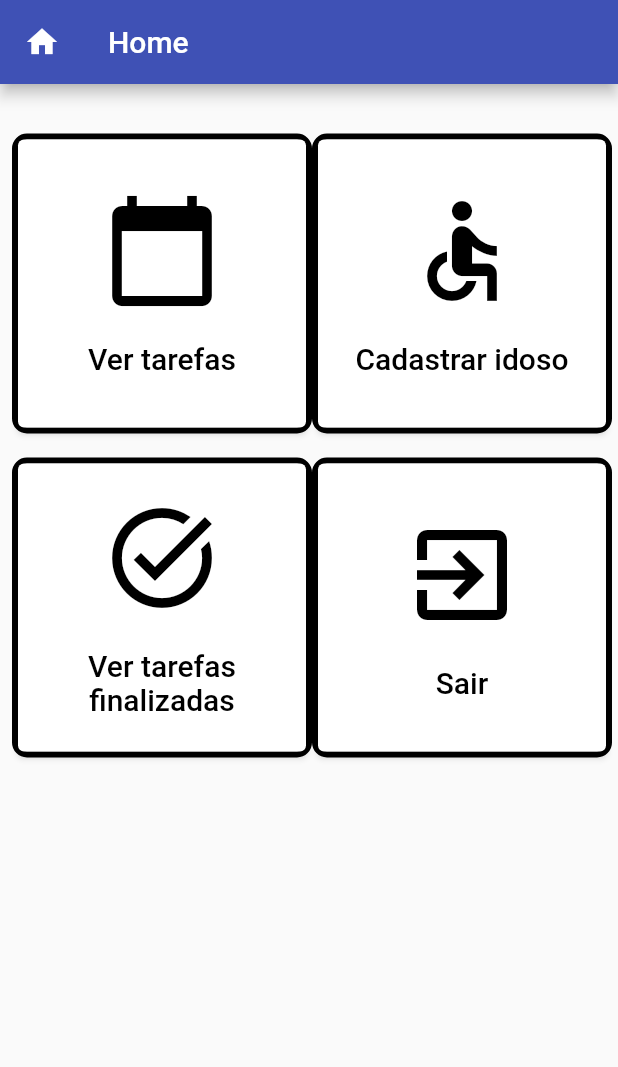
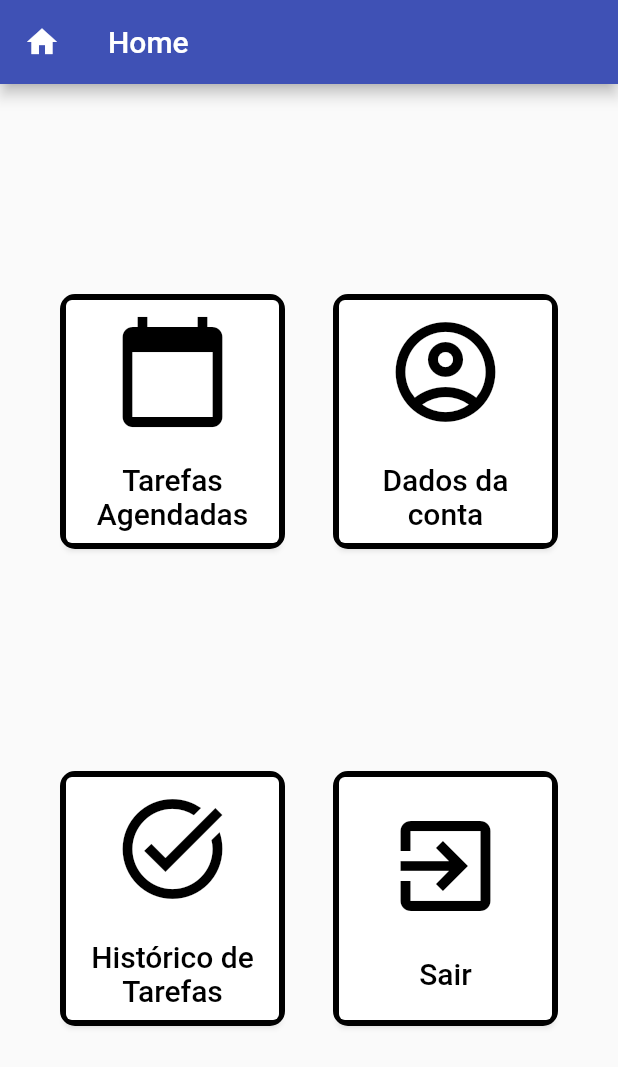
Before and after one commit to luisjr00/TCC_IFSP, a Flutter app: the HomePage screen opened directly with empty values, on a phone screen of 412 x 824 dp. Shown: the top 1067 px of the screen. Run offline on Flutter 3.47's test engine with Material 2 defaults, Android fonts, the phone set to English and light mode, and no system bars; our stand-ins replace flutter_tts; missing offline and left inert: validatorless.

Commit message:
corrigindo bug da tela home

```diff
--- a/lib/screens/HomePage.dart
+++ b/lib/screens/HomePage.dart
@@ -1,9 +1,7 @@
-import 'dart:html';
 import 'dart:io';
 
 import 'package:flutter/material.dart';
-import 'package:flutter/src/foundation/key.dart';
-import 'package:flutter/src/widgets/framework.dart';
+import 'package:flutter_application_1/screens/login.page.dart';
 import 'package:flutter_application_1/screens/tarefas.page.dart';
 
 class HomePage extends StatefulWidget {
@@ -48,18 +46,16 @@ class _HomePageState extends State<HomePage> {
           leading: const Icon(Icons.home),
         ),
         body: Column(
+          mainAxisAlignment: MainAxisAlignment.spaceEvenly,
           children: [
-            const SizedBox(
-              height: 25,
-            ),
             Padding(
               padding: const EdgeInsets.all(8.0),
               child: Row(
                 mainAxisAlignment: MainAxisAlignment.spaceEvenly,
                 children: [
                   Container(
-                    height: 200,
-                    width: 200,
+                    height: 170,
+                    width: 150,
                     decoration: const BoxDecoration(
                       borderRadius: BorderRadius.all(Radius.circular(10.0)),
                       border: Border.fromBorderSide(
@@ -94,7 +90,8 @@ class _HomePageState extends State<HomePage> {
                             height: 20,
                           ),
                           Text(
-                            'Ver tarefas',
+                            'Tarefas Agendadas',
+                            textAlign: TextAlign.center,
                             style: TextStyle(
                               fontSize: 20,
                             ),
@@ -104,8 +101,8 @@ class _HomePageState extends State<HomePage> {
                     ),
                   ),
                   Container(
-                    height: 200,
-                    width: 200,
+                    height: 170,
+                    width: 150,
                     decoration: const BoxDecoration(
                       borderRadius: BorderRadius.all(Radius.circular(10.0)),
                       border: Border.fromBorderSide(
@@ -126,14 +123,15 @@ class _HomePageState extends State<HomePage> {
                         mainAxisAlignment: MainAxisAlignment.center,
                         children: const [
                           Icon(
-                            Icons.accessible_outlined,
+                            Icons.account_circle_outlined,
                             size: 80,
                           ),
                           SizedBox(
                             height: 20,
                           ),
                           Text(
-                            'Cadastrar idoso',
+                            'Dados da conta',
+                            textAlign: TextAlign.center,
                             style: TextStyle(
                               fontSize: 20,
                             ),
@@ -151,8 +149,8 @@ class _HomePageState extends State<HomePage> {
                 mainAxisAlignment: MainAxisAlignment.spaceEvenly,
                 children: [
                   Container(
-                    height: 200,
-                    width: 200,
+                    height: 170,
+                    width: 150,
                     decoration: const BoxDecoration(
                       borderRadius: BorderRadius.all(Radius.circular(10.0)),
                       border: Border.fromBorderSide(
@@ -180,7 +178,7 @@ class _HomePageState extends State<HomePage> {
                             height: 20,
                           ),
                           Text(
-                            'Ver tarefas finalizadas',
+                            'Histórico de Tarefas',
                             style: TextStyle(
                               fontSize: 20,
                             ),
@@ -191,8 +189,8 @@ class _HomePageState extends State<HomePage> {
                     ),
                   ),
                   Container(
-                    height: 200,
-                    width: 200,
+                    height: 170,
+                    width: 150,
                     decoration: const BoxDecoration(
                       borderRadius: BorderRadius.all(Radius.circular(10.0)),
                       border: Border.fromBorderSide(
@@ -208,7 +206,9 @@ class _HomePageState extends State<HomePage> {
                         primary: Colors.white,
                         onPrimary: Colors.black,
                       ),
-                      onPressed: () {},
+                      onPressed: () {
+                        _deslogarDaConta();
+                      },
                       child: Column(
                         mainAxisAlignment: MainAxisAlignment.center,
                         children: const [
@@ -237,4 +237,29 @@ class _HomePageState extends State<HomePage> {
       ),
     );
   }
+
+  Future<bool?> _deslogarDaConta() {
+    return showDialog(
+        context: context,
+        builder: (context) {
+          return AlertDialog(
+            title: const Text("Deseja deslogar do AMAAI?"),
+            actions: [
+              TextButton(
+                onPressed: () => Navigator.pop(context, false),
+                child: const Text('Cancelar'),
+              ),
+              TextButton(
+                onPressed: () {
+                  Navigator.push(
+                    context,
+                    MaterialPageRoute(builder: (context) => const LoginPage()),
+                  );
+                },
+                child: const Text('Sim'),
+              ),
+            ],
+          );
+        });
+  }
 }
--- a/lib/screens/tarefas.page.dart
+++ b/lib/screens/tarefas.page.dart
@@ -38,7 +38,6 @@ class _TarefasPageState extends State<TarefasPage> {
     return Scaffold(
       appBar: AppBar(
         title: const Text('Tarefas'),
-        leading: const Icon(Icons.calendar_today),
       ),
       body: FutureBuilder<List>(
         future: pegarTarefas(),
```
Also changed, not shown: lib/screens/login.page.dart (+7 -1 lines).
